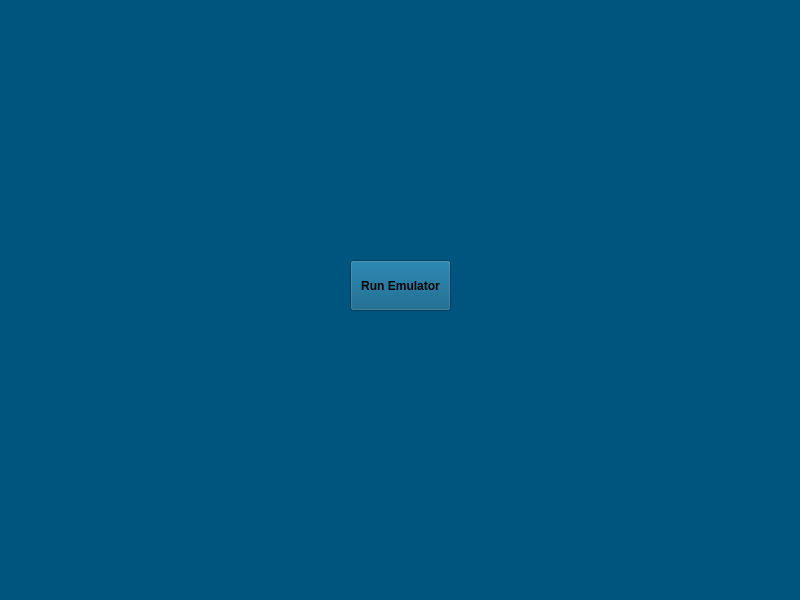
Before: the Qt Designer form mainwindow.ui in ADLS123/CS467_Capstone_Space_Invaders_Emulator, drawn with Qt 5.
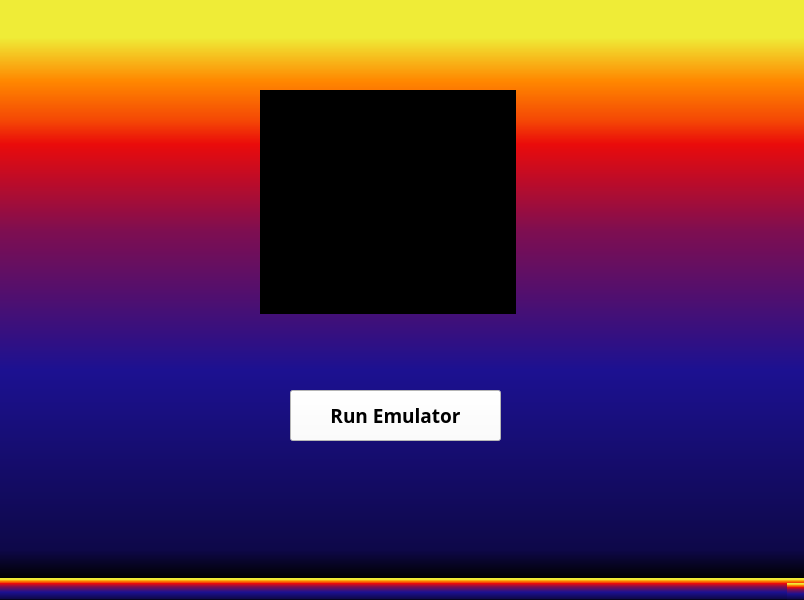
After: the same form once the commit is applied.

Commit message:
Updated GUI to current and added temp main
-temp main is to just test video and audio creation, once operational I will fit the current gui design to work with the emulator

What changed in the file:
```diff
--- a/mainwindow.ui
+++ b/mainwindow.ui
@@ -6,51 +6,64 @@
    <rect>
     <x>0</x>
     <y>0</y>
-    <width>800</width>
+    <width>804</width>
     <height>600</height>
    </rect>
   </property>
+  <property name="font">
+   <font>
+    <family>Stencil</family>
+    <pointsize>10</pointsize>
+   </font>
+  </property>
   <property name="windowTitle">
    <string>MainWindow</string>
   </property>
   <property name="styleSheet">
-   <string notr="true">background-color:rgb(0, 85, 127)</string>
+   <string notr="true">background-color: qlineargradient(spread:pad, x1:0, y1:1, x2:0, y2:0, stop:0 rgba(0, 0, 0, 255), stop:0.05 rgba(14, 8, 73, 255), stop:0.36 rgba(28, 17, 145, 255), stop:0.6 rgba(126, 14, 81, 255), stop:0.75 rgba(234, 11, 11, 255), stop:0.79 rgba(244, 70, 5, 255), stop:0.86 rgba(255, 136, 0, 255), stop:0.935 rgba(239, 236, 55, 255));</string>
   </property>
   <widget class="QWidget" name="centralwidget">
    <widget class="QPushButton" name="pushButton">
     <property name="geometry">
      <rect>
-      <x>350</x>
-      <y>260</y>
-      <width>101</width>
+      <x>290</x>
+      <y>390</y>
+      <width>211</width>
       <height>51</height>
      </rect>
     </property>
     <property name="font">
      <font>
-      <family>MS Sans Serif</family>
+      <family>Arial Black</family>
+      <pointsize>14</pointsize>
       <weight>75</weight>
       <bold>true</bold>
      </font>
     </property>
+    <property name="styleSheet">
+     <string notr="true">background-color: rgb(255, 255, 255);</string>
+    </property>
     <property name="text">
      <string>Run Emulator</string>
     </property>
    </widget>
-   <widget class="QGraphicsView" name="graphicsView">
+   <widget class="QLabel" name="label">
     <property name="geometry">
      <rect>
-      <x>270</x>
-      <y>20</y>
+      <x>260</x>
+      <y>90</y>
       <width>256</width>
       <height>224</height>
      </rect>
     </property>
-    <property name="frameShape">
-     <enum>QFrame::NoFrame</enum>
+    <property name="styleSheet">
+     <string notr="true">background-color: rgb(0, 0, 0);</string>
     </property>
-    <property name="frameShadow">
-     <enum>QFrame::Sunken</enum>
+    <property name="text">
+     <string>TextLabel</string>
+    </property>
+    <property name="alignment">
+     <set>Qt::AlignCenter</set>
     </property>
    </widget>
   </widget>
```
Left out of the diff: 6 changed lines with no effect on the pictures. The commit also changes 3 other files.
